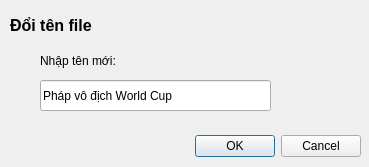
Qt form Giao diện/Long - đổi tên file.ui (justnhan/NHOM-5_KTLTNC) before a commit.
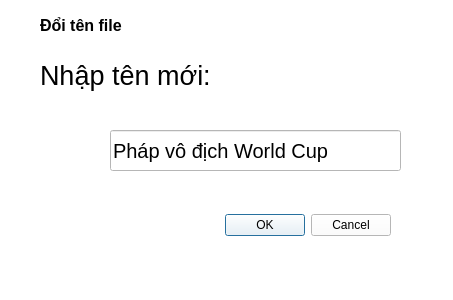
The same form after that commit. Icons and pictures are not drawn.

Diff of the .ui file:
```diff
--- a/Giao diện/Long - đổi tên file.ui
+++ b/Giao diện/Long - đổi tên file.ui
@@ -6,22 +6,45 @@
    <rect>
     <x>0</x>
     <y>0</y>
-    <width>369</width>
-    <height>167</height>
+    <width>453</width>
+    <height>300</height>
    </rect>
   </property>
+  <property name="font">
+   <font>
+    <pointsize>26</pointsize>
+   </font>
+  </property>
   <property name="windowTitle">
    <string>THÔNG BÁO</string>
   </property>
+  <property name="styleSheet">
+   <string notr="true">background-color: rgb(255, 255, 255);</string>
+  </property>
   <widget class="QDialogButtonBox" name="buttonBox">
    <property name="geometry">
     <rect>
-     <x>20</x>
-     <y>130</y>
-     <width>341</width>
-     <height>32</height>
+     <x>60</x>
+     <y>190</y>
+     <width>331</width>
+     <height>71</height>
     </rect>
    </property>
+   <property name="font">
+    <font>
+     <family>MS Shell Dlg 2</family>
+     <pointsize>12</pointsize>
+     <weight>50</weight>
+     <italic>false</italic>
+     <bold>false</bold>
+    </font>
+   </property>
+   <property name="autoFillBackground">
+    <bool>false</bool>
+   </property>
+   <property name="styleSheet">
+    <string notr="true">font: 12pt &quot;MS Shell Dlg 2&quot;;</string>
+   </property>
    <property name="orientation">
     <enum>Qt::Horizontal</enum>
    </property>
@@ -32,12 +55,17 @@
   <widget class="QLineEdit" name="lineEdit">
    <property name="geometry">
     <rect>
-     <x>40</x>
-     <y>80</y>
-     <width>231</width>
-     <height>31</height>
+     <x>110</x>
+     <y>130</y>
+     <width>291</width>
+     <height>41</height>
     </rect>
    </property>
+   <property name="font">
+    <font>
+     <pointsize>15</pointsize>
+    </font>
+   </property>
    <property name="text">
     <string>Pháp vô địch World Cup</string>
    </property>
@@ -47,10 +75,15 @@
     <rect>
      <x>40</x>
      <y>50</y>
-     <width>91</width>
-     <height>21</height>
+     <width>231</width>
+     <height>51</height>
     </rect>
    </property>
+   <property name="font">
+    <font>
+     <pointsize>20</pointsize>
+    </font>
+   </property>
    <property name="text">
     <string>Nhập tên mới:</string>
    </property>
@@ -58,9 +91,9 @@
   <widget class="QLabel" name="label">
    <property name="geometry">
     <rect>
-     <x>10</x>
+     <x>40</x>
      <y>10</y>
-     <width>241</width>
+     <width>121</width>
      <height>31</height>
     </rect>
    </property>
@@ -72,14 +105,49 @@
     </font>
    </property>
    <property name="autoFillBackground">
+    <bool>false</bool>
+   </property>
+   <property name="text">
+    <string>Đổi tên file </string>
+   </property>
+   <property name="scaledContents">
+    <bool>false</bool>
+   </property>
+   <property name="wordWrap">
+    <bool>false</bool>
+   </property>
+  </widget>
+  <widget class="QLabel" name="label_2">
+   <property name="geometry">
+    <rect>
+     <x>10</x>
+     <y>110</y>
+     <width>91</width>
+     <height>91</height>
+    </rect>
+   </property>
+   <property name="font">
+    <font>
+     <pointsize>34</pointsize>
+     <weight>75</weight>
+     <bold>true</bold>
+    </font>
+   </property>
+   <property name="autoFillBackground">
+    <bool>false</bool>
+   </property>
+   <property name="styleSheet">
+    <string notr="true">background-color: rgb(255, 255, 255);</string>
+   </property>
+   <property name="text">
+    <string/>
+   </property>
+   <property name="pixmap">
+    <pixmap>../../../../../Downloads/rename.png</pixmap>
+   </property>
+   <property name="scaledContents">
     <bool>true</bool>
    </property>
-   <property name="text">
-    <string>Đổi tên file</string>
-   </property>
-   <property name="scaledContents">
-    <bool>false</bool>
-   </property>
    <property name="wordWrap">
     <bool>false</bool>
    </property>
```
